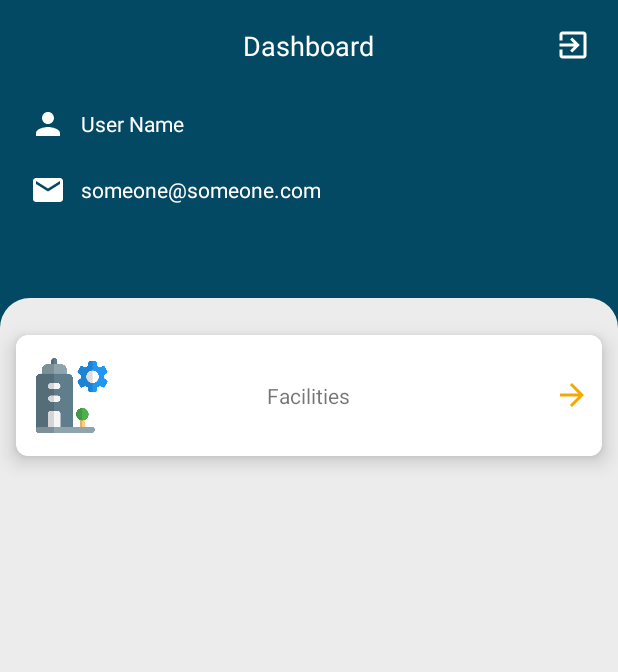
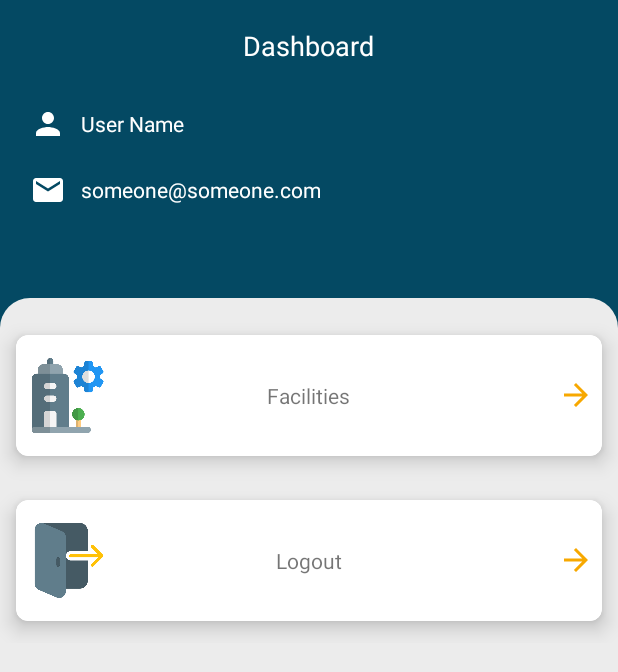
Before and after one commit to Asadrao125/Citi-Security, an Android app: the HomeActivity screen opened directly, with no data from a screen before it, on a phone screen of 412 x 824 dp. Shown: the top 672 px of the screen. Run offline under Robolectric (Android 15) with nearby library versions, the light colour scheme and no system bars.

Commit message:
Till, Facility Detail Activity (Start / Stop ) Api.

```diff
--- a/app/src/main/AndroidManifest.xml
+++ b/app/src/main/AndroidManifest.xml
@@ -19,7 +19,8 @@
         android:supportsRtl="true"
         android:theme="@style/Theme.CitiSecurity"
         android:usesCleartextTraffic="true">
-        <activity android:name=".activities.FacilitiesActivity"></activity>
+        <activity android:name=".activities.FacilityDetailActivity"></activity>
+        <activity android:name=".activities.FacilitiesActivity" />
         <activity android:name=".activities.LoginActivity">
             <intent-filter>
                 <action android:name="android.intent.action.MAIN" />
--- /dev/null
+++ b/app/src/main/res/anim/slide_bottom.xml
@@ -0,0 +1,10 @@
+<?xml version="1.0" encoding="utf-8"?>
+<set xmlns:android="http://schemas.android.com/apk/res/android">
+    <set xmlns:android="http://schemas.android.com/apk/res/android">
+        <translate
+            android:duration="@android:integer/config_shortAnimTime"
+            android:fromYDelta="0%p"
+            android:interpolator="@android:anim/accelerate_interpolator"
+            android:toYDelta="100%p"></translate>
+    </set>
+</set>
--- /dev/null
+++ b/app/src/main/res/anim/slide_up.xml
@@ -0,0 +1,10 @@
+<?xml version="1.0" encoding="utf-8"?>
+<set xmlns:android="http://schemas.android.com/apk/res/android">
+    <set xmlns:android="http://schemas.android.com/apk/res/android">
+        <translate
+            android:duration="@android:integer/config_shortAnimTime"
+            android:fromYDelta="100%"
+            android:interpolator="@android:anim/accelerate_interpolator"
+            android:toXDelta="0"></translate>
+    </set>
+</set>
--- /dev/null
+++ b/app/src/main/res/drawable/ic_about.xml
@@ -0,0 +1,5 @@
+<vector android:height="24dp" android:tint="#FFFFFF"
+    android:viewportHeight="24" android:viewportWidth="24"
+    android:width="24dp" xmlns:android="http://schemas.android.com/apk/res/android">
+    <path android:fillColor="@android:color/white" android:pathData="M12,2C6.48,2 2,6.48 2,12s4.48,10 10,10 10,-4.48 10,-10S17.52,2 12,2zM13,17h-2v-6h2v6zM13,9h-2L11,7h2v2z"/>
+</vector>
--- /dev/null
+++ b/app/src/main/res/drawable/ic_cancel.xml
@@ -0,0 +1,5 @@
+<vector android:height="24dp" android:tint="#FFFFFF"
+    android:viewportHeight="24" android:viewportWidth="24"
+    android:width="24dp" xmlns:android="http://schemas.android.com/apk/res/android">
+    <path android:fillColor="@android:color/white" android:pathData="M12,2C6.47,2 2,6.47 2,12s4.47,10 10,10 10,-4.47 10,-10S17.53,2 12,2zM17,15.59L15.59,17 12,13.41 8.41,17 7,15.59 10.59,12 7,8.41 8.41,7 12,10.59 15.59,7 17,8.41 13.41,12 17,15.59z"/>
+</vector>
--- a/app/src/main/res/layout/activity_home.xml
+++ b/app/src/main/res/layout/activity_home.xml
@@ -41,7 +41,8 @@
                     android:layout_centerVertical="true"
                     android:layout_marginRight="10dp"
                     android:padding="8dp"
-                    android:src="@drawable/ic_baseline_exit_to_app_24" />
+                    android:src="@drawable/ic_baseline_exit_to_app_24"
+                    android:visibility="gone" />
 
             </RelativeLayout>
 
@@ -107,8 +108,7 @@
                     android:layout_width="match_parent"
                     android:layout_height="wrap_content"
                     android:layout_marginTop="10dp"
-                    android:orientation="vertical"
-                    android:weightSum="2">
+                    android:orientation="vertical">
 
                     <androidx.cardview.widget.CardView
                         android:id="@+id/cv1"
@@ -126,7 +126,7 @@
                             android:layout_height="match_parent"
                             android:background="@drawable/selector"
                             android:orientation="horizontal"
-                            android:padding="8dp">
+                            android:padding="5dp">
 
                             <ImageView
                                 android:layout_width="60dp"
@@ -155,6 +155,51 @@
 
                     </androidx.cardview.widget.CardView>
 
+                    <androidx.cardview.widget.CardView
+                        android:id="@+id/cv2"
+                        android:layout_width="match_parent"
+                        android:layout_height="110dp"
+                        android:layout_weight="1"
+                        android:elevation="8dp"
+                        app:cardCornerRadius="8dp"
+                        app:cardElevation="8dp"
+                        app:cardMaxElevation="8dp"
+                        app:cardUseCompatPadding="true">
+
+                        <RelativeLayout
+                            android:layout_width="match_parent"
+                            android:layout_height="match_parent"
+                            android:background="@drawable/selector"
+                            android:orientation="horizontal"
+                            android:padding="5dp">
+
+                            <ImageView
+                                android:layout_width="60dp"
+                                android:layout_height="50dp"
+                                android:layout_centerVertical="true"
+                                android:src="@drawable/ic_logout" />
+
+                            <TextView
+                                android:layout_width="wrap_content"
+                                android:layout_height="wrap_content"
+                                android:layout_centerHorizontal="true"
+                                android:layout_centerVertical="true"
+                                android:layout_margin="5dp"
+                                android:text="Logout" />
+
+                            <ImageView
+                                android:layout_width="wrap_content"
+                                android:layout_height="wrap_content"
+                                android:layout_alignParentEnd="true"
+                                android:layout_alignParentRight="true"
+                                android:layout_centerVertical="true"
+                                android:src="@drawable/ic_arrow_fwd"
+                                app:tint="@color/orange" />
+
+                        </RelativeLayout>
+
+                    </androidx.cardview.widget.CardView>
+
                 </LinearLayout>
 
             </LinearLayout>
--- a/app/src/main/res/layout/activity_login.xml
+++ b/app/src/main/res/layout/activity_login.xml
@@ -110,7 +110,7 @@
                                 android:drawablePadding="10dp"
                                 android:inputType="textEmailAddress"
                                 android:maxLines="1"
-                                android:text="bilal@yopmail.com" />
+                                android:text="andybarlett@yopmail.com" />
 
                         </com.google.android.material.textfield.TextInputLayout>
 
@@ -130,7 +130,7 @@
                                 android:imeOptions="actionDone"
                                 android:inputType="textPassword"
                                 android:maxLines="1"
-                                android:text="13321" />
+                                android:text="Global81" />
 
                         </com.google.android.material.textfield.TextInputLayout>
 
--- a/app/src/main/res/values-night/themes.xml
+++ b/app/src/main/res/values-night/themes.xml
@@ -7,4 +7,10 @@
         <item name="android:statusBarColor" tools:targetApi="l">?attr/colorPrimaryVariant</item>
         <item name="android:windowAnimationStyle">@null</item>
     </style>
+
+    <style name="DialogAnimation">
+        <item name="android:windowEnterAnimation">@anim/slide_up</item>
+        <item name="android:windowExitAnimation">@anim/slide_bottom</item>
+    </style>
+
 </resources>
--- a/app/src/main/res/values/colors.xml
+++ b/app/src/main/res/values/colors.xml
@@ -5,4 +5,5 @@
     <color name="white">#FFFFFFFF</color>
     <color name="light_gray">#ececec</color>
     <color name="orange">#f7a800</color>
+    <color name="blueNew">#DEEFF7</color>
 </resources>
--- a/app/src/main/res/values/themes.xml
+++ b/app/src/main/res/values/themes.xml
@@ -7,4 +7,10 @@
         <item name="android:statusBarColor" tools:targetApi="l">@color/main_color</item>
         <item name="android:windowAnimationStyle">@null</item>
     </style>
+
+    <style name="DialogAnimation">
+        <item name="android:windowEnterAnimation">@anim/slide_up</item>
+        <item name="android:windowExitAnimation">@anim/slide_bottom</item>
+    </style>
+
 </resources>
```
Also changed, not shown: app/src/main/java/com/appsxone/citisecurity/activities/FacilitiesActivity.java (+4 -3 lines), app/src/main/java/com/appsxone/citisecurity/activities/FacilityDetailActivity.java (added, +173 -0 lines), app/src/main/java/com/appsxone/citisecurity/activities/HomeActivity.java (+53 -0 lines), app/src/main/java/com/appsxone/citisecurity/adapters/FacilitiesAdapter.java (+12 -0 lines), app/src/main/res/drawable/ic_facility_name.xml (added, +10 -0 lines), app/src/main/res/layout/activity_facility_detail.xml (added, +264 -0 lines), app/src/main/res/layout/dialog_logout.xml (added, +94 -0 lines), app/src/main/res/layout/item_facilities.xml (+4 -3 lines), app/src/main/res/drawable/ic_facility_address.png (added), app/src/main/res/drawable/ic_logout.png (added).
